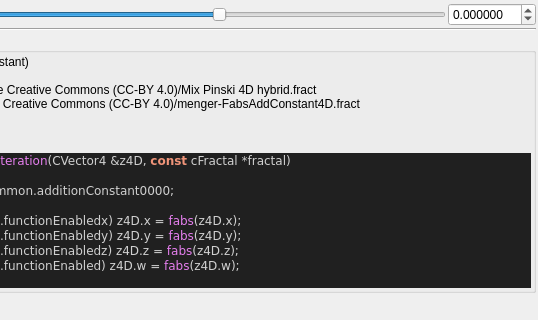
buddhi1980/mandelbulber2, file mandelbulber2/formula/ui/fractal_transf_fabs_add_constant4d.ui: the form before one commit; both pictures show x 198 to 736 and y 90 to 410 of the 736 by 637 pixel window.
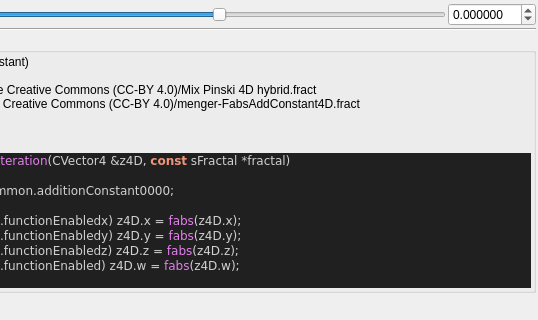
The form after the commit. Custom widgets are drawn as their Qt base class.

Patch:
```diff
--- a/mandelbulber2/formula/ui/fractal_transf_fabs_add_constant4d.ui
+++ b/mandelbulber2/formula/ui/fractal_transf_fabs_add_constant4d.ui
@@ -341,7 +341,7 @@
 &lt;/table&gt;
 &lt;br&gt;&lt;b&gt;Examples using this formula&lt;/b&gt;&lt;br&gt;Graeme McLaren  collection - license Creative Commons  (CC-BY 4.0)/Mix Pinski 4D hybrid.fract&lt;br&gt;Robert Pancoast collection - license Creative Commons (CC-BY 4.0)/menger-FabsAddConstant4D.fract&lt;h3&gt;Code&lt;/h3&gt;
 &lt;body style=&quot;background-color:#202020&quot;&gt;
-&lt;pre style=&quot;color:#d0d0d0; background-color:#202020;  font-family:'Courier New',monospace;&quot;&gt;&lt;span style=&quot;color:#f09479; font-weight:bold&quot;&gt;void&lt;/span&gt; &lt;span style=&quot;color:#e47eed&quot;&gt;TransfFabsAddConstant4dIteration&lt;/span&gt;&lt;span style=&quot;color:#d0d0d0&quot;&gt;(&lt;/span&gt;CVector4 &lt;span style=&quot;color:#d0d0d0&quot;&gt;&amp;amp;&lt;/span&gt;z4D&lt;span style=&quot;color:#d0d0d0&quot;&gt;,&lt;/span&gt; &lt;span style=&quot;color:#f09479; font-weight:bold&quot;&gt;const&lt;/span&gt; cFractal &lt;span style=&quot;color:#d0d0d0&quot;&gt;*&lt;/span&gt;fractal&lt;span style=&quot;color:#d0d0d0&quot;&gt;)&lt;/span&gt;
+&lt;pre style=&quot;color:#d0d0d0; background-color:#202020;  font-family:'Courier New',monospace;&quot;&gt;&lt;span style=&quot;color:#f09479; font-weight:bold&quot;&gt;void&lt;/span&gt; &lt;span style=&quot;color:#e47eed&quot;&gt;TransfFabsAddConstant4dIteration&lt;/span&gt;&lt;span style=&quot;color:#d0d0d0&quot;&gt;(&lt;/span&gt;CVector4 &lt;span style=&quot;color:#d0d0d0&quot;&gt;&amp;amp;&lt;/span&gt;z4D&lt;span style=&quot;color:#d0d0d0&quot;&gt;,&lt;/span&gt; &lt;span style=&quot;color:#f09479; font-weight:bold&quot;&gt;const&lt;/span&gt; sFractal &lt;span style=&quot;color:#d0d0d0&quot;&gt;*&lt;/span&gt;fractal&lt;span style=&quot;color:#d0d0d0&quot;&gt;)&lt;/span&gt;
 &lt;span style=&quot;color:#d0d0d0&quot;&gt;{&lt;/span&gt;
   z4D &lt;span style=&quot;color:#d0d0d0&quot;&gt;+=&lt;/span&gt; fractal&lt;span style=&quot;color:#d0d0d0&quot;&gt;-&amp;gt;&lt;/span&gt;transformCommon&lt;span style=&quot;color:#d0d0d0&quot;&gt;.&lt;/span&gt;additionConstant0000&lt;span style=&quot;color:#d0d0d0&quot;&gt;;&lt;/span&gt;
 
```
